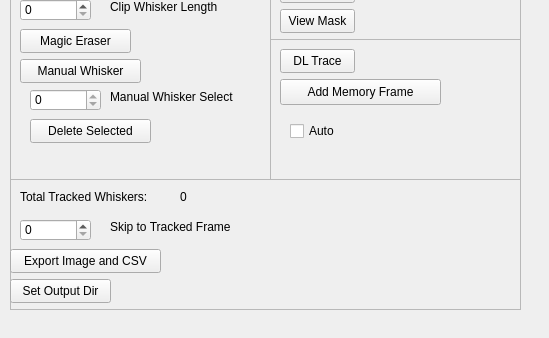
First picture: the form in src/WhiskerToolbox/Whisker_Widget/Whisker_Widget.ui, repository paulmthompson/WhiskerToolbox, before the edit; both pictures show x 0 to 549 and y 230 to 568 of the 549 by 568 pixel window.
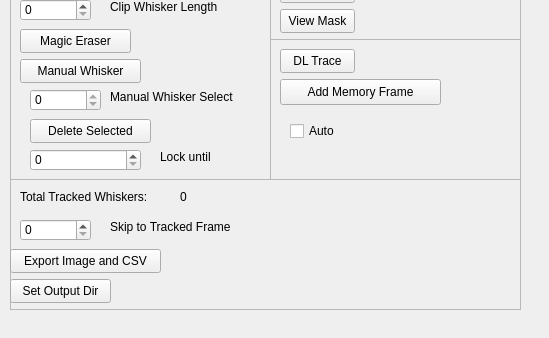
Second picture: the form after the edit.

Commit message: can set the lock state to prevent overwriting

```diff
--- a/src/WhiskerToolbox/Whisker_Widget/Whisker_Widget.ui
+++ b/src/WhiskerToolbox/Whisker_Widget/Whisker_Widget.ui
@@ -297,6 +297,41 @@
       <string>Delete Selected</string>
      </property>
     </widget>
+    <widget class="QSpinBox" name="manual_whisker_lock_frame">
+     <property name="geometry">
+      <rect>
+       <x>20</x>
+       <y>350</y>
+       <width>111</width>
+       <height>22</height>
+      </rect>
+     </property>
+     <property name="minimum">
+      <number>0</number>
+     </property>
+     <property name="maximum">
+      <number>1000000</number>
+     </property>
+     <property name="singleStep">
+      <number>1</number>
+     </property>
+     <property name="value">
+      <number>0</number>
+     </property>
+    </widget>
+    <widget class="QLabel" name="label_15">
+     <property name="geometry">
+      <rect>
+       <x>150</x>
+       <y>350</y>
+       <width>81</width>
+       <height>16</height>
+      </rect>
+     </property>
+     <property name="text">
+      <string>Lock until</string>
+     </property>
+    </widget>
    </widget>
    <widget class="QFrame" name="frame_2">
     <property name="geometry">
```
The commit also changes 5 other files.
